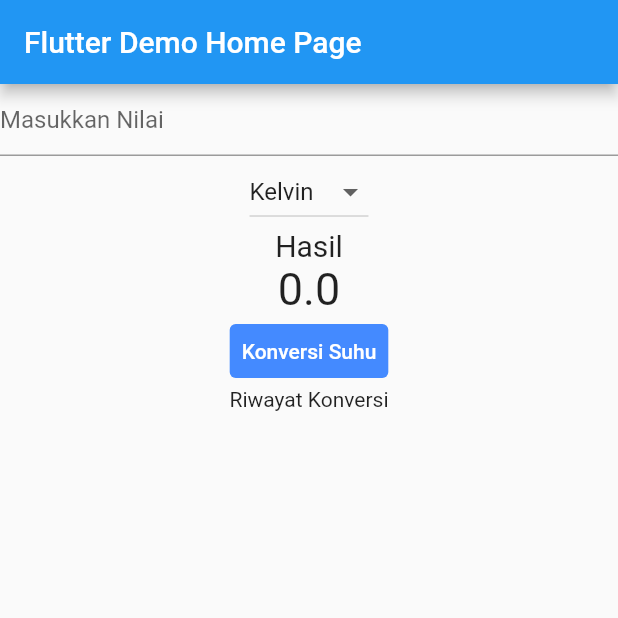
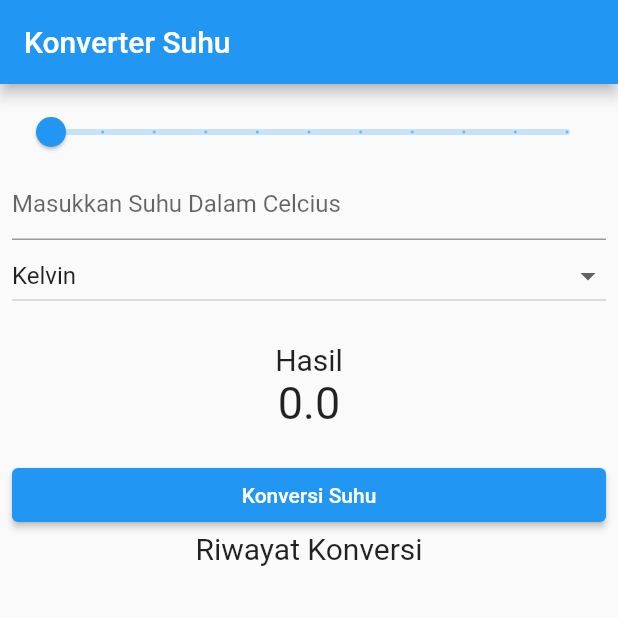
Before and after one commit to GhibranM/praktikum2bab4, a Flutter app: the screen it shows after launch, after a tap on "Konversi Suhu", on a phone screen of 412 x 824 dp, the top half of it. Run offline on Flutter 3.47's test engine with Material 2 defaults, Android fonts, the phone set to English and light mode, and no system bars.

Commit message:
minggu 12

```diff
--- a/lib/main.dart
+++ b/lib/main.dart
@@ -1,222 +1,126 @@
 import 'package:flutter/material.dart';
 import 'package:flutter/services.dart';
+import 'package:praktikum2bab4/widgets/button.dart';
+import 'package:praktikum2bab4/widgets/dropdown.dart';
+import 'package:praktikum2bab4/widgets/history.dart';
+import 'package:praktikum2bab4/widgets/result.dart';
 
 void main() {
-  runApp(const MyApp());
+  runApp(MyApp());
 }
 
 class MyApp extends StatelessWidget {
-  const MyApp({Key key}) : super(key: key);
-
   // This widget is the root of your application.
   @override
   Widget build(BuildContext context) {
     return MaterialApp(
-      home: const MyHomePage(title: 'Flutter Demo Home Page'),
+      title: 'Flutter Demo',
+      theme: ThemeData(
+        primarySwatch: Colors.blue,
+        // This makes the visual density adapt to the platform that you run
+        // the app on. For desktop platforms, the controls will be smaller and
+        // closer together (more dense) than on mobile platforms.
+        visualDensity: VisualDensity.adaptivePlatformDensity,
+      ),
+      home: MyHomePage(title: 'Konverter Suhu'),
     );
   }
 }
 
 class MyHomePage extends StatefulWidget {
-  const MyHomePage({Key key, this.title}) : super(key: key);
-
-  // This widget is the home page of your application. It is stateful, meaning
-  // that it has a State object (defined below) that contains fields that affect
-  // how it looks.
-
-  // This class is the configuration for the state. It holds the values (in this
-  // case the title) provided by the parent (in this case the App widget) and
-  // used by the build method of the State. Fields in a Widget subclass are
-  // always marked "final".
+  MyHomePage({Key key, this.title}) : super(key: key);
 
   final String title;
 
   @override
-  State<MyHomePage> createState() => _MyHomePageState();
+  _MyHomePageState createState() => _MyHomePageState();
 }
 
 class _MyHomePageState extends State<MyHomePage> {
-  int _counter = 0;
-  double _inputuser = 0;
-  double _kevin = 0;
-  double _reamur = 0;
-  final inputController = TextEditingController();
-  String newValue = "Kelvin";
+  final _controllerCelcius = TextEditingController();
+  double _currentSliderValue = 0;
+  //variabel berubah
+  double _inputCelcius = 0;
   double _result = 0;
-  String changeValue = "";
+  //tambahkan variabel lain yang dibutuhkan
+  var jenisSuhu = ["Kelvin", "Reamur"];
+  var selectedSuhu = "Kelvin";
+  List<String> history = <String>[];
 
-  List<String> listViewItem = <String>[];
-
-  var listItem = [
-    "Kelvin",
-    "Reamur",
-  ];
-  void perhitunganSuhu() {
+  setSelectedSuhu(String value) {
     setState(() {
-      _inputuser = double.parse(inputController.text);
-
-      if (newValue == "Kelvin") {
-        _result = _inputuser + 273;
-      } else {
-        _result = (4 / 5) * _inputuser;
-      }
+      selectedSuhu = value.toString();
     });
-    listViewItem.add(_result.toString());
   }
 
-  void _incrementCounter() {
+  konverterSuhu() {
     setState(() {
-      // This call to setState tells the Flutter framework that something has
-      // changed in this State, which causes it to rerun the build method below
-      // so that the display can reflect the updated values. If we changed
-      // _counter without calling setState(), then the build method would not be
-      // called again, and so nothing would appear to happen.
-      _counter++;
+      if (_controllerCelcius.text.isNotEmpty) {
+        _inputCelcius = double.parse(_controllerCelcius.text);
+        if (selectedSuhu == "Kelvin") {
+          _result = _inputCelcius + 273;
+        }
+        if (selectedSuhu == "Reamur") {
+          _result = _inputCelcius * 0.8;
+        }
+
+        history.add("$selectedSuhu : $_result");
+      }
     });
   }
 
   @override
+  void dispose() {
+    // Clean up the controller when the widget is disposed.
+    _controllerCelcius.dispose();
+    super.dispose();
+  }
+
+  @override
   Widget build(BuildContext context) {
-    // This method is rerun every time setState is called, for instance as done
-    // by the _incrementCounter method above.
-    //
-    // The Flutter framework has been optimized to make rerunning build methods
-    // fast, so that you can just rebuild anything that needs updating rather
-    // than having to individually change instances of widgets.
     return Scaffold(
       appBar: AppBar(
-        // Here we take the value from the MyHomePage object that was created by
-        // the App.build method, and use it to set our appbar title.
         title: Text(widget.title),
       ),
       body: Container(
+        margin: const EdgeInsets.all(8),
         child: Column(
-          children: <Widget>[
-            Container(
-              child: Input(
-                myController: inputController,
+          children: [
+            Slider(
+              value: _currentSliderValue,
+              max: 100,
+              divisions: 10,
+              onChanged: (double value) {
+                setState(() {
+                  _currentSliderValue = value;
+                  _controllerCelcius.text = _currentSliderValue.toString();
+                });
+              },
+            ),
+            TextFormField(
+              decoration: const InputDecoration(
+                hintText: ("Masukkan Suhu Dalam Celcius"), //hint text
               ),
+              inputFormatters: [FilteringTextInputFormatter.digitsOnly],
+              keyboardType: TextInputType.number,
+              controller: _controllerCelcius,
             ),
-            Container(
-              child: DropdownButton<String>(
-                  items: listItem.map((String value) {
-                    return DropdownMenuItem<String>(
-                      value: value,
-                      child: Text(value),
-                    );
-                  }).toList(),
-
-                  /*
-                [
-                DropdownMenuItem(
-                  value: "Kelvin" , child: Container(child: Text("Kelvin"),),),
-                DropdownMenuItem(
-                  value: "Reamur", child: Container(child: Text("Reamur"),),)
-              ],
-              */
-                  value: newValue,
-                  onChanged: (String changeValue) {
-                    setState(() {
-                      newValue = changeValue;
-                      perhitunganSuhu();
-                    });
-                  }),
-            ),
-            Result(
+            DropdownSuhu(
+                jenisSuhu: jenisSuhu,
+                selectedSuhu: selectedSuhu,
+                setSelectedSuhu: setSelectedSuhu),
+            ResultKonversi(
               result: _result,
             ),
-            SizedBox(
-              child: Container(
-                  child: Convert(
-                konvertHandler: perhitunganSuhu,
-              )),
+            ButtonKonversi(konversi: konverterSuhu),
+            const Text(
+              "Riwayat Konversi",
+              style: TextStyle(fontSize: 20),
             ),
-            Container(child: Text("Riwayat Konversi")),
-            Expanded(
-                child: ListView(
-              children: listViewItem.map((String value) {
-                return Container(
-                    margin: EdgeInsets.all(10),
-                    child: Text(
-                      value,
-                      style: TextStyle(fontSize: 15),
-                    ));
-              }).toList(),
-            )),
-            //
+            History(history: history)
           ],
         ),
       ),
     );
   }
 }
-
-class Convert extends StatelessWidget {
-  const Convert({
-    Key key,
-    this.konvertHandler,
-  }) : super(key: key);
-
-  final Function konvertHandler;
-
-  @override
-  Widget build(BuildContext context) {
-    return TextButton(
-      style: TextButton.styleFrom(backgroundColor: Colors.blueAccent),
-      onPressed: () {
-        konvertHandler();
-      },
-      child: Text(
-        "Konversi Suhu",
-        style: TextStyle(color: Colors.white),
-      ),
-    );
-  }
-}
-
-class Input extends StatelessWidget {
-  const Input({
-    Key key,
-    this.myController,
-  }) : super(key: key);
-
-  final TextEditingController myController;
-
-  @override
-  Widget build(BuildContext context) {
-    return TextFormField(
-      controller: myController,
-      decoration: InputDecoration(hintText: "Masukkan Nilai "),
-      inputFormatters: <TextInputFormatter>[
-        FilteringTextInputFormatter.digitsOnly,
-      ],
-      keyboardType: TextInputType.number,
-    );
-  }
-}
-
-class Result extends StatelessWidget {
-  const Result({
-    Key key,
-    this.result,
-  }) : super(key: key);
-
-  final double result;
-  @override
-  Widget build(BuildContext context) {
-    return Container(
-      child: Column(
-        children: <Widget>[
-          Text(
-            "Hasil",
-            style: TextStyle(fontSize: 20),
-          ),
-          Text(
-            result.toStringAsFixed(1),
-            style: TextStyle(fontSize: 30),
-          ),
-        ],
-      ),
-    );
-  }
-}
--- /dev/null
+++ b/lib/widgets/button.dart
@@ -0,0 +1,21 @@
+import 'package:flutter/material.dart';
+
+class ButtonKonversi extends StatelessWidget {
+  final Function konversi;
+
+  const ButtonKonversi({Key key, @required this.konversi}) : super(key: key);
+
+  @override
+  Widget build(BuildContext context) {
+    return Row(
+      children: [
+        Expanded(
+          child: ElevatedButton(
+            onPressed: () => konversi(),
+            child: const Text("Konversi Suhu"),
+          ),
+        ),
+      ],
+    );
+  }
+}
--- /dev/null
+++ b/lib/widgets/dropdown.dart
@@ -0,0 +1,28 @@
+import 'package:flutter/material.dart';
+
+class DropdownSuhu extends StatelessWidget {
+  final List<String> jenisSuhu;
+  final String selectedSuhu;
+  final Function setSelectedSuhu;
+
+  const DropdownSuhu(
+      {Key key,
+      @required this.jenisSuhu,
+      @required this.setSelectedSuhu,
+      @required this.selectedSuhu})
+      : super(key: key);
+
+  @override
+  Widget build(BuildContext context) {
+    return DropdownButton(
+      isExpanded: true,
+      items: jenisSuhu.map((suhu) {
+        return DropdownMenuItem(value: suhu, child: Text(suhu));
+      }).toList(),
+      value: selectedSuhu,
+      onChanged: (value) {
+        setSelectedSuhu(value.toString());
+      },
+    );
+  }
+}
--- /dev/null
+++ b/lib/widgets/history.dart
@@ -0,0 +1,23 @@
+import 'package:flutter/material.dart';
+
+class History extends StatelessWidget {
+  const History({
+    Key key,
+    @required this.history,
+  }) : super(key: key);
+
+  final List<String> history;
+
+  @override
+  Widget build(BuildContext context) {
+    return Expanded(
+      child: ListView.builder(
+          itemCount: history.length,
+          itemBuilder: (context, index) {
+            return ListTile(
+              title: Text(history[index]),
+            );
+          }),
+    );
+  }
+}
--- /dev/null
+++ b/lib/widgets/result.dart
@@ -0,0 +1,29 @@
+import 'package:flutter/material.dart';
+
+class ResultKonversi extends StatelessWidget {
+  const ResultKonversi({
+    Key key,
+    @required this.result,
+  }) : super(key: key);
+  final double result;
+  @override
+  Widget build(BuildContext context) {
+    return Container(
+      margin: EdgeInsets.only(top: 20, bottom: 20),
+      child: Column(
+        mainAxisAlignment: MainAxisAlignment.center,
+        children: [
+          Text(
+            "Hasil",
+            style: TextStyle(fontSize: 20),
+          ),
+          Text(
+            result.toStringAsFixed(1),
+            style: TextStyle(fontSize: 30),
+          )
+        ],
+      ),
+    );
+// );
+  }
+}
```
